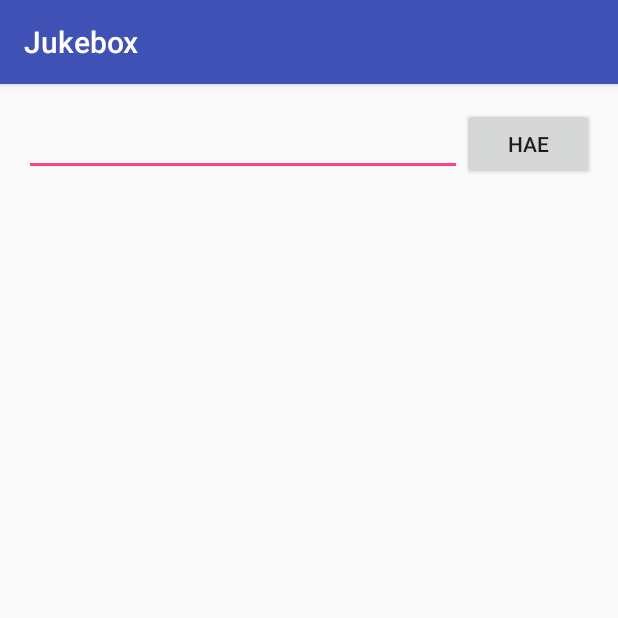
After one commit to Petrii/jukebox, an Android app: the SearchActivity screen opened directly, with no data from a screen before it, on a phone screen of 412 x 824 dp, the top half of it. The commit adds this screen. Run offline under Robolectric (Android 15) with nearby library versions, the phone set to English and light mode, and no system bars; libraries missing offline, so code that uses them is left out: kaaes.spotify.webapi, retrofit.client; 3 statements that could not run were skipped.

Commit message:
Added search

```diff
--- a/app/src/main/AndroidManifest.xml
+++ b/app/src/main/AndroidManifest.xml
@@ -1,7 +1,9 @@
 <?xml version="1.0" encoding="utf-8"?>
 <manifest xmlns:android="http://schemas.android.com/apk/res/android"
     package="metropolia.edu.jukebox">
-    <uses-permission android:name="android.permission.INTERNET"/>
+
+    <uses-permission android:name="android.permission.INTERNET" />
+
     <application
         android:allowBackup="true"
         android:icon="@mipmap/ic_launcher"
@@ -17,7 +19,8 @@
         </activity>
         <activity
             android:name="com.spotify.sdk.android.authentication.LoginActivity"
-            android:theme="@android:style/Theme.Translucent.NoTitleBar"/>
+            android:theme="@android:style/Theme.Translucent.NoTitleBar" />
+        <activity android:name=".SearchActivity"></activity>
     </application>
 
 </manifest>
--- a/app/src/main/java/metropolia/edu/jukebox/MainActivity.java
+++ b/app/src/main/java/metropolia/edu/jukebox/MainActivity.java
@@ -41,24 +41,10 @@ public class MainActivity extends Activity implements
     protected void onActivityResult(int requestCode, int resultCode, Intent intent) {
         super.onActivityResult(requestCode, resultCode, intent);
 
-        // Check if result comes from the correct activity
         if (requestCode == REQUEST_CODE) {
             AuthenticationResponse response = AuthenticationClient.getResponse(resultCode, intent);
             if (response.getType() == AuthenticationResponse.Type.TOKEN) {
-                Config playerConfig = new Config(this, response.getAccessToken(), CLIENT_ID);
-                mPlayer = Spotify.getPlayer(playerConfig, this, new Player.InitializationObserver() {
-                    @Override
-                    public void onInitialized(Player player) {
-                        mPlayer.addConnectionStateCallback(MainActivity.this);
-                        mPlayer.addPlayerNotificationCallback(MainActivity.this);
-                        mPlayer.play("spotify:track:2TpxZ7JUBn3uw46aR7qd6V");
-                    }
 
-                    @Override
-                    public void onError(Throwable throwable) {
-                        Log.e("MainActivity", "Could not initialize player: " + throwable.getMessage());
-                    }
-                });
             }
         }
     }
@@ -92,7 +78,6 @@ public class MainActivity extends Activity implements
     public void onPlaybackEvent(EventType eventType, PlayerState playerState) {
         Log.d("MainActivity", "Playback event received: " + eventType.name());
         switch (eventType) {
-            // Handle event type as necessary
             default:
                 break;
         }
@@ -102,7 +87,6 @@ public class MainActivity extends Activity implements
     public void onPlaybackError(ErrorType errorType, String errorDetails) {
         Log.d("MainActivity", "Playback error received: " + errorType.name());
         switch (errorType) {
-            // Handle error type as necessary
             default:
                 break;
         }
@@ -110,7 +94,6 @@ public class MainActivity extends Activity implements
 
     @Override
     protected void onDestroy() {
-        // VERY IMPORTANT! This must always be called or else you will leak resources
         Spotify.destroyPlayer(this);
         super.onDestroy();
     }
--- /dev/null
+++ b/app/src/main/java/metropolia/edu/jukebox/SearchActivity.java
@@ -0,0 +1,36 @@
+package metropolia.edu.jukebox;
+
+import android.support.v7.app.AppCompatActivity;
+import android.os.Bundle;
+import android.util.Log;
+
+import kaaes.spotify.webapi.android.SpotifyApi;
+import kaaes.spotify.webapi.android.SpotifyService;
+import kaaes.spotify.webapi.android.models.Album;
+import retrofit.Callback;
+import retrofit.RetrofitError;
+import retrofit.client.Response;
+
+public class SearchActivity extends AppCompatActivity {
+
+    @Override
+    protected void onCreate(Bundle savedInstanceState) {
+        super.onCreate(savedInstanceState);
+        setContentView(R.layout.activity_search);
+
+        SpotifyApi webApi = new SpotifyApi();
+        SpotifyService webApiService = webApi.getService();
+
+        webApiService.getAlbum("2dIGnmEIy1WZIcZCFSj6i8", new Callback<Album>() {
+            @Override
+            public void success(Album album, Response response) {
+                Log.d("Album success", album.name);
+            }
+
+            @Override
+            public void failure(RetrofitError error) {
+                Log.d("Album failure", error.toString());
+            }
+        });
+    }
+}
--- /dev/null
+++ b/app/src/main/res/layout/activity_search.xml
@@ -0,0 +1,35 @@
+<?xml version="1.0" encoding="utf-8"?>
+<RelativeLayout xmlns:android="http://schemas.android.com/apk/res/android"
+    xmlns:tools="http://schemas.android.com/tools"
+    android:layout_width="match_parent"
+    android:layout_height="match_parent"
+    android:paddingBottom="@dimen/activity_vertical_margin"
+    android:paddingLeft="@dimen/activity_horizontal_margin"
+    android:paddingRight="@dimen/activity_horizontal_margin"
+    android:paddingTop="@dimen/activity_vertical_margin"
+    tools:context="metropolia.edu.jukebox.SearchActivity">
+
+
+    <EditText
+        android:layout_width="match_parent"
+        android:layout_height="wrap_content"
+        android:id="@+id/searchTerm"
+        android:layout_alignParentTop="true"
+        android:layout_alignParentStart="true"
+        android:layout_toStartOf="@+id/searchSubmit" />
+
+    <Button
+        android:layout_width="wrap_content"
+        android:layout_height="wrap_content"
+        android:text="Hae"
+        android:id="@+id/searchSubmit"
+        android:layout_alignParentTop="true"
+        android:layout_alignParentEnd="true" />
+
+    <ListView
+        android:layout_width="wrap_content"
+        android:layout_height="wrap_content"
+        android:id="@+id/searchResults"
+        android:layout_below="@+id/searchSubmit"
+        android:layout_alignParentStart="true" />
+</RelativeLayout>
```
